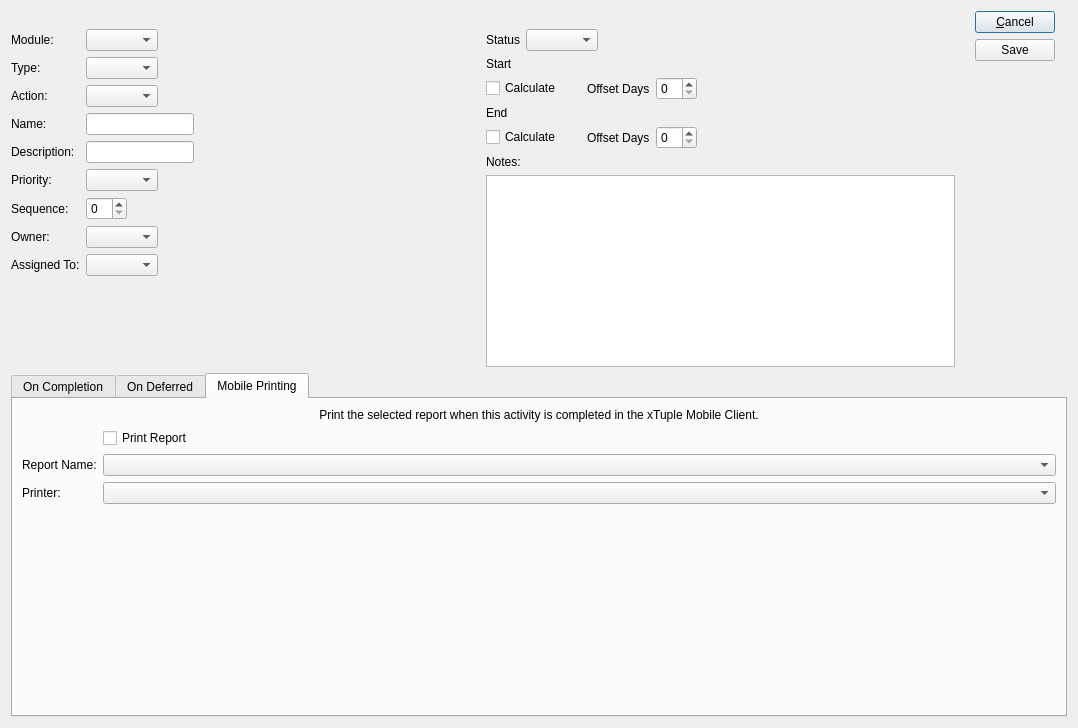
The window that source/commercialcore/foundation-database/workflow/uiforms/WorkflowItem.ui (tomdatkins/xtuple) describes before a commit, drawn with Qt 5.
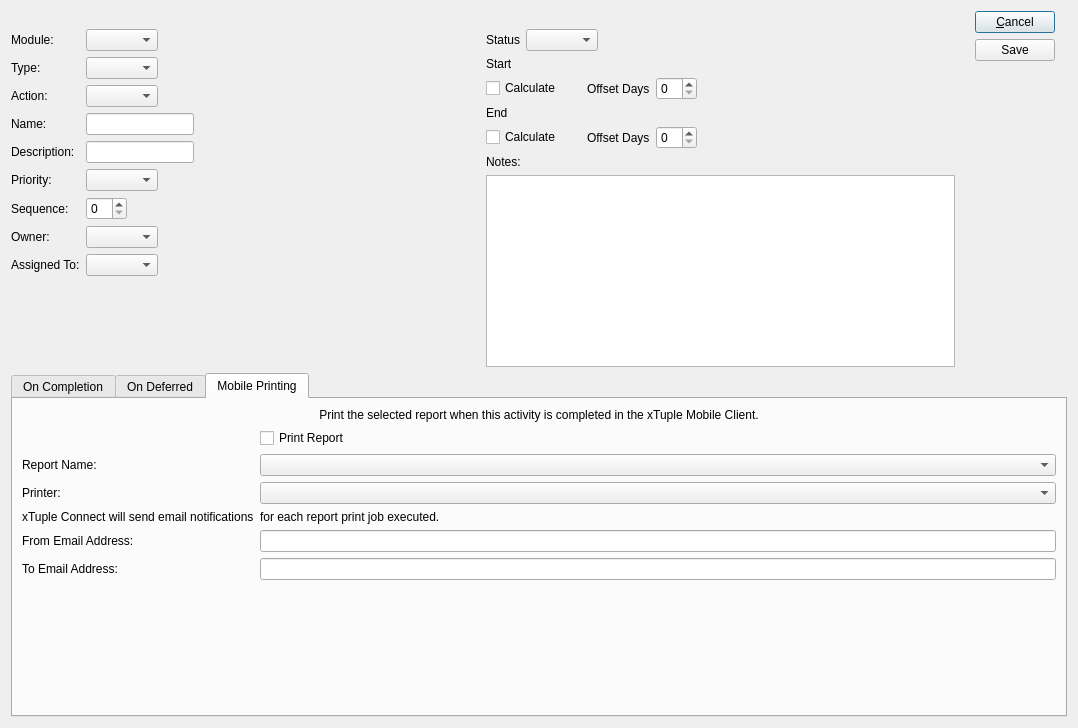
The same window after the commit. Custom widgets are drawn as their Qt base class.

Commit message: print report is set up for ship and receive, with configurable email addresses.

Patch:
```diff
--- a/source/commercialcore/foundation-database/workflow/uiforms/WorkflowItem.ui
+++ b/source/commercialcore/foundation-database/workflow/uiforms/WorkflowItem.ui
@@ -587,6 +587,40 @@
              </property>
             </widget>
            </item>
+           <item row="4" column="1">
+            <widget class="XLineEdit" name="_fromemail"/>
+           </item>
+           <item row="5" column="1">
+            <widget class="XLineEdit" name="_toemail"/>
+           </item>
+           <item row="4" column="0">
+            <widget class="QLabel" name="label">
+             <property name="text">
+              <string>From Email Address:</string>
+             </property>
+            </widget>
+           </item>
+           <item row="5" column="0">
+            <widget class="QLabel" name="label_2">
+             <property name="text">
+              <string>To Email Address:</string>
+             </property>
+            </widget>
+           </item>
+           <item row="3" column="0">
+            <widget class="QLabel" name="label_3">
+             <property name="text">
+              <string>xTuple Connect will send email notifications</string>
+             </property>
+            </widget>
+           </item>
+           <item row="3" column="1">
+            <widget class="QLabel" name="label_4">
+             <property name="text">
+              <string>for each report print job executed.</string>
+             </property>
+            </widget>
+           </item>
           </layout>
          </item>
          <item row="0" column="0">
```
The commit also changes 3 other files.
